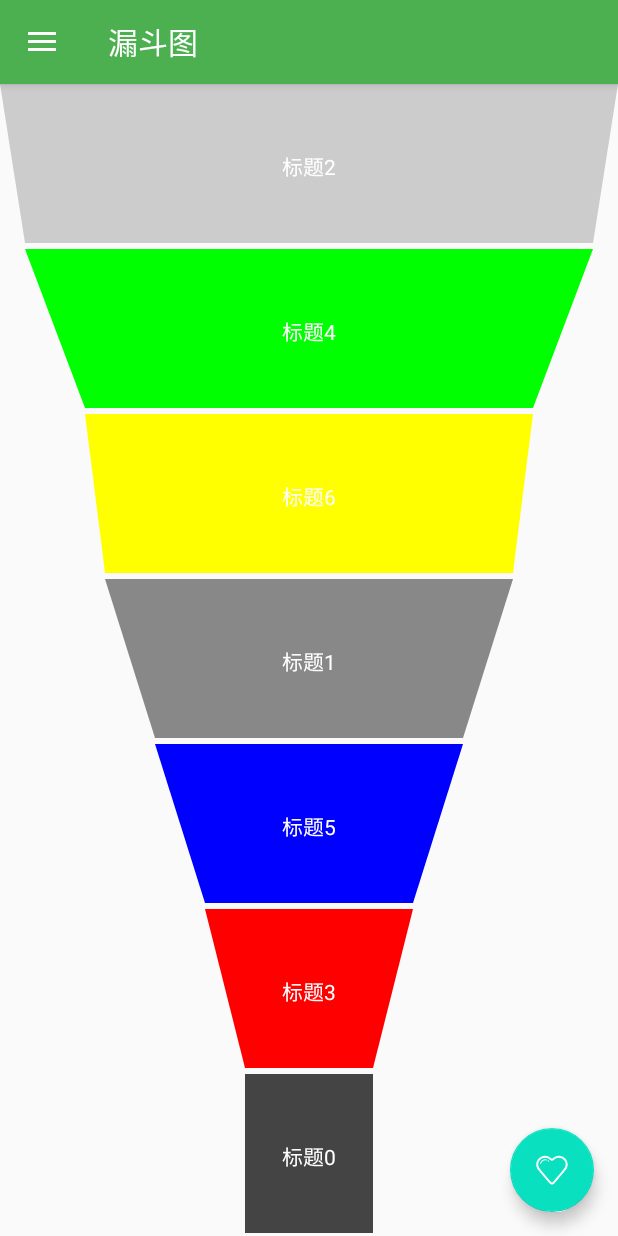
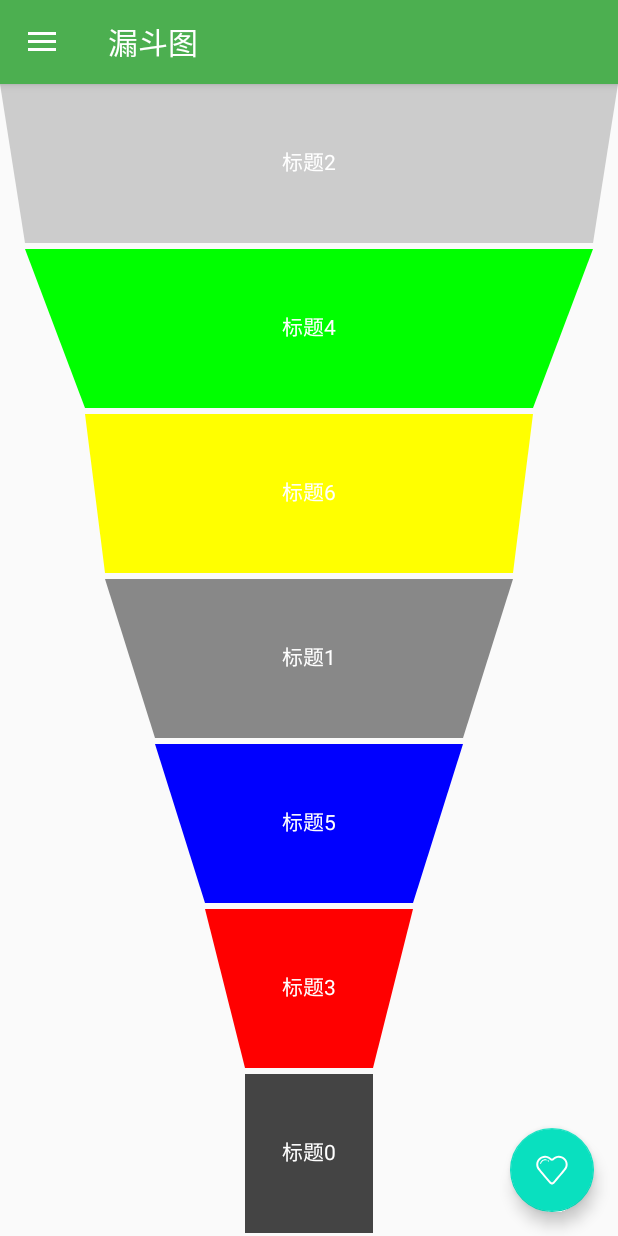
Before and after one commit to ggggxiaolong/CustomView, an Android app: the screen it shows after launch (MainActivity), in the side drawer, after a tap on "漏斗图", on a phone screen of 412 x 824 dp. Run offline under Robolectric (Android 15) with nearby library versions, the phone set to English and light mode, and no system bars; our stand-ins replace CircleImageView.

Commit message:
fix text location

```diff
--- a/app/src/main/java/com/github/ggggxiaolong/customview/trapezoid/TrapezoidView.java
+++ b/app/src/main/java/com/github/ggggxiaolong/customview/trapezoid/TrapezoidView.java
@@ -99,18 +99,18 @@ public class TrapezoidView extends View {
     }
     //计算字体想对于梯形的高度
     final Paint.FontMetrics fontMetrics = mTextPaint.getFontMetrics();
-    mTextHeight = (int) (itemHeight + fontMetrics.descent - fontMetrics.ascent) / 2;
-    Log.i(TAG, "minWidth:" + minWidth);
-    Log.i(TAG, "textSize:" + textSize);
-    Log.i(TAG, "perItemWidth:" + perItemWidth);
-    Log.i(TAG, "itemHeight:" + itemHeight);
-    Log.i(TAG, "mTextX:" + mTextX);
-    Log.i(TAG, "divider:" + divider);
-    Log.i(TAG, "mTextHeight:" + mTextHeight);
+    mTextHeight = (int) (itemHeight - fontMetrics.descent - fontMetrics.ascent) / 2;
+    //Log.i(TAG, "minWidth:" + minWidth);
+    //Log.i(TAG, "textSize:" + textSize);
+    //Log.i(TAG, "perItemWidth:" + perItemWidth);
+    //Log.i(TAG, "itemHeight:" + itemHeight);
+    //Log.i(TAG, "mTextX:" + mTextX);
+    //Log.i(TAG, "divider:" + divider);
+    //Log.i(TAG, "mTextHeight:" + mTextHeight);
   }
 
   public void setItems(List<TrapezoidBean> items) {
-    Preconditions.checkNotNull(items);
+    if (items == null) throw new IllegalArgumentException("data can't be null");
     mItems = items;
     Collections.sort(mItems, TrapezoidBean.comparator());
     initData();
@@ -162,12 +162,12 @@ public class TrapezoidView extends View {
     //文字的位置
     int textY = top + mTextHeight;
 
-    Log.i(TAG, "left:" + left);
-    Log.i(TAG, "right:" + right);
-    Log.i(TAG, "top:" + top);
-    Log.i(TAG, "bottom:" + bottom);
-    Log.i(TAG, "gap:" + gap);
-    Log.i(TAG, "textY:" + textY);
+    //Log.i(TAG, "left:" + left);
+    //Log.i(TAG, "right:" + right);
+    //Log.i(TAG, "top:" + top);
+    //Log.i(TAG, "bottom:" + bottom);
+    //Log.i(TAG, "gap:" + gap);
+    //Log.i(TAG, "textY:" + textY);
     //画图形
     mPath.reset();
     mPath.moveTo(left, top);
```
